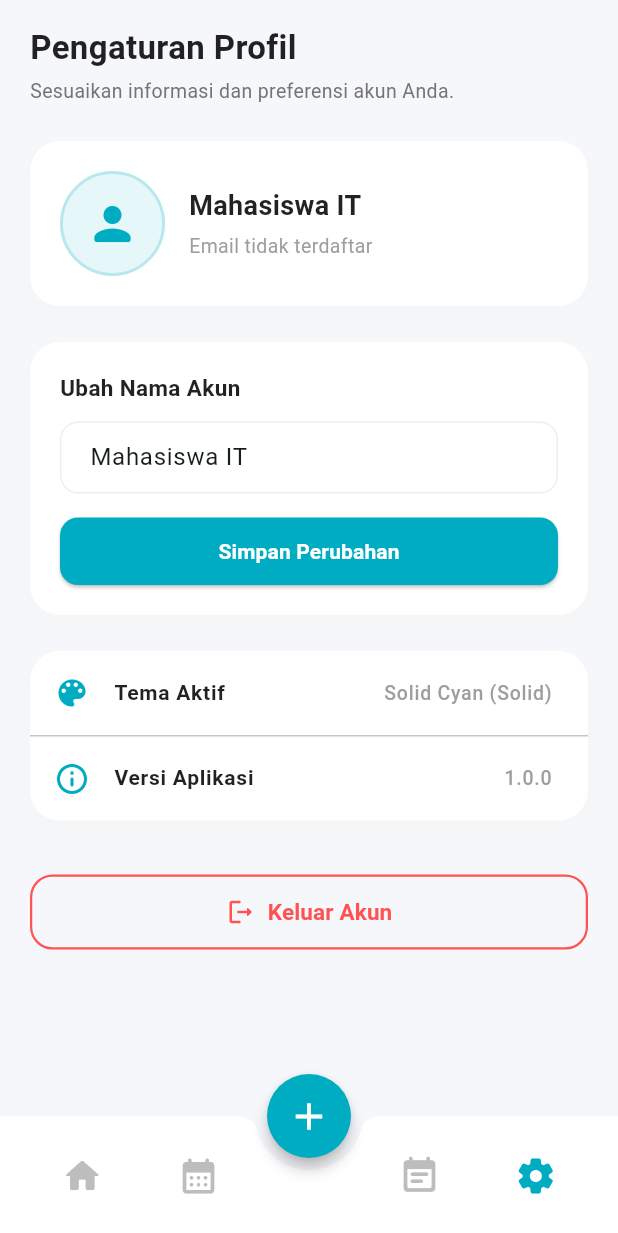
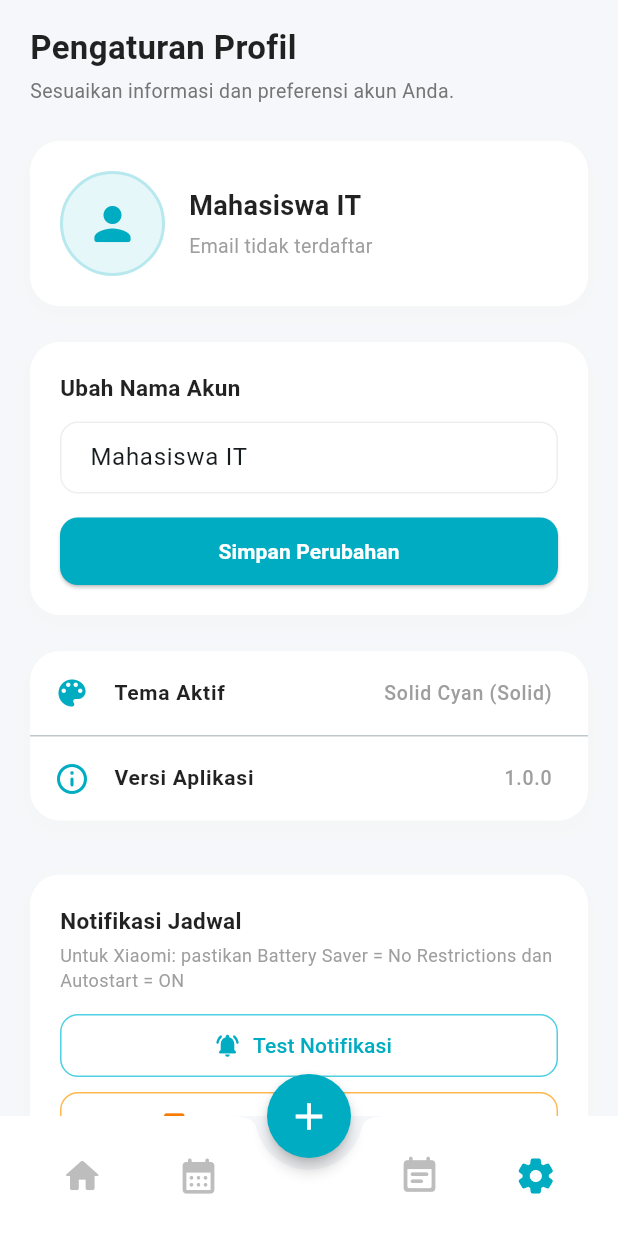
Before and after one commit to ipzoone/aplikasi_tubes_ppb, a Flutter app: the DashboardPage screen opened directly, item 4 of the bottom bar chosen, on a phone screen of 412 x 824 dp. Shown: the top 1233 px of the screen. Run offline on Flutter 3.47's test engine with Material 3 defaults, Android fonts, the phone set to English and light mode, and no system bars; our stand-ins replace dio, firebase_core, firebase_messaging, flutter_local_notifications, google_sign_in, permission_handler and 2 more; accounts and stored records are empty; network calls fail.

Commit message:
FCM notifikasi

```diff
--- a/lib/pages/dashboard_page.dart
+++ b/lib/pages/dashboard_page.dart
@@ -6,6 +6,8 @@ import 'package:skilltrackit/models/skill_model.dart';
 import 'package:skilltrackit/providers/skill_service.dart';
 import 'package:skilltrackit/providers/auth_provider.dart';
 import 'package:skilltrackit/pages/login_page.dart';
+import 'package:skilltrackit/services/notification_service.dart';
+import 'package:permission_handler/permission_handler.dart';
 
 class DashboardPage extends StatefulWidget {
   const DashboardPage({super.key});
@@ -982,6 +984,82 @@ class _DashboardPageState extends State<DashboardPage> {
           ),
           const SizedBox(height: 36),
 
+          // Notifikasi Section
+          Container(
+            padding: const EdgeInsets.all(20),
+            decoration: BoxDecoration(
+              color: Colors.white,
+              borderRadius: BorderRadius.circular(20),
+              boxShadow: [
+                BoxShadow(
+                  color: Colors.grey.shade100,
+                  blurRadius: 10,
+                  offset: const Offset(0, 4),
+                )
+              ],
+            ),
+            child: Column(
+              crossAxisAlignment: CrossAxisAlignment.start,
+              children: [
+                const Text(
+                  'Notifikasi Jadwal',
+                  style: TextStyle(fontSize: 15, fontWeight: FontWeight.bold, color: Colors.black87),
+                ),
+                const SizedBox(height: 4),
+                Text(
+                  'Untuk Xiaomi: pastikan Battery Saver = No Restrictions dan Autostart = ON',
+                  style: TextStyle(fontSize: 12, color: Colors.grey.shade500),
+                ),
+                const SizedBox(height: 14),
+                // Test button
+                SizedBox(
+                  width: double.infinity,
+                  height: 42,
+                  child: OutlinedButton.icon(
+                    onPressed: () async {
+                      await NotificationService().testNotificationIn5Seconds();
+                      if (context.mounted) {
+                        ScaffoldMessenger.of(context).showSnackBar(
+                          const SnackBar(
+                            content: Text('Notif langsung + terjadwal 10 detik dikirim. Minimize app!'),
+                            behavior: SnackBarBehavior.floating,
+                          ),
+                        );
+                      }
+                    },
+                    icon: const Icon(Icons.notifications_active_rounded, size: 18),
+                    label: const Text('Test Notifikasi'),
+                    style: OutlinedButton.styleFrom(
+                      foregroundColor: Colors.cyan.shade600,
+                      side: BorderSide(color: Colors.cyan.shade300),
+                      shape: RoundedRectangleBorder(borderRadius: BorderRadius.circular(12)),
+                    ),
+                  ),
+                ),
+                const SizedBox(height: 10),
+                // Buka app settings Xiaomi
+                SizedBox(
+                  width: double.infinity,
+                  height: 42,
+                  child: OutlinedButton.icon(
+                    onPressed: () async {
+                      // Buka halaman settings app (battery, autostart, dll)
+                      await openAppSettings();
+                    },
+                    icon: const Icon(Icons.settings_applications_rounded, size: 18),
+                    label: const Text('Buka Pengaturan Izin App'),
+                    style: OutlinedButton.styleFrom(
+                      foregroundColor: Colors.orange.shade700,
+                      side: BorderSide(color: Colors.orange.shade300),
+                      shape: RoundedRectangleBorder(borderRadius: BorderRadius.circular(12)),
+                    ),
+                  ),
+                ),
+              ],
+            ),
+          ),
+          const SizedBox(height: 16),
+
           // Logout Button
           SizedBox(
             width: double.infinity,
--- a/pubspec.yaml
+++ b/pubspec.yaml
@@ -42,6 +42,7 @@ dependencies:
   firebase_messaging: ^15.1.3
   flutter_local_notifications: ^17.2.2
   timezone: ^0.9.4
+  permission_handler: ^11.3.1
 
 
 dev_dependencies:
```
Also changed, not shown: lib/main.dart (+5 -2 lines), lib/pages/schedule_page.dart (+11 -2 lines), lib/services/notification_service.dart (+97 -20 lines), firebase.json (added), lib/firebase_options.dart (added), pubspec.lock, 4 other files.
